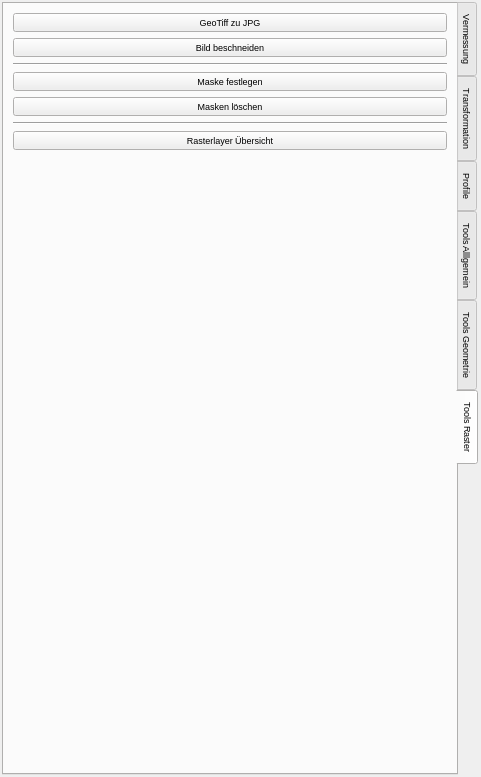
Old version of the form arch_dock/forms/t2g_arch_dockwidget.ui in the repository Landesamt-fuer-Archaeologie-Sachsen/Tachy2GIS_arch.
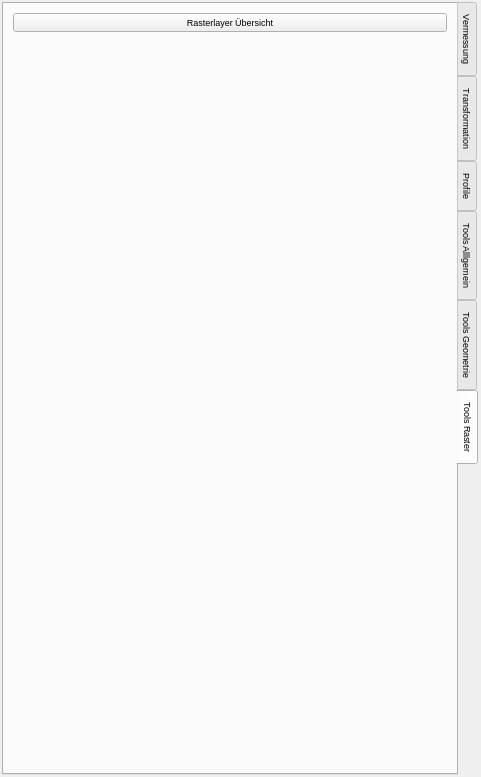
New version of the form. The open tabs and pages were chosen to show the change. Icons and pictures are not drawn. Custom widgets are drawn as their Qt base class.

Commit message: #1632 entferne nicht mehr benötigte Funktionen

The edit to the form file:
```diff
--- a/arch_dock/forms/t2g_arch_dockwidget.ui
+++ b/arch_dock/forms/t2g_arch_dockwidget.ui
@@ -1041,70 +1041,6 @@
           <string>Tools Raster</string>
          </attribute>
          <layout class="QVBoxLayout" name="verticalLayout_8">
-          <item>
-           <widget class="QPushButton" name="btnGtiff2Jpg">
-            <property name="text">
-             <string>GeoTiff zu JPG</string>
-            </property>
-            <property name="icon">
-             <iconset>
-              <normaloff>../Icons/V_Jpg-Tif.gif</normaloff>../Icons/V_Jpg-Tif.gif</iconset>
-            </property>
-            <property name="iconSize">
-             <size>
-              <width>60</width>
-              <height>24</height>
-             </size>
-            </property>
-           </widget>
-          </item>
-          <item>
-           <widget class="QPushButton" name="btnCutRaster">
-            <property name="text">
-             <string>Bild beschneiden</string>
-            </property>
-            <property name="icon">
-             <iconset>
-              <normaloff>../Icons/cut.gif</normaloff>../Icons/cut.gif</iconset>
-            </property>
-           </widget>
-          </item>
-          <item>
-           <widget class="Line" name="line_2">
-            <property name="orientation">
-             <enum>Qt::Horizontal</enum>
-            </property>
-           </widget>
-          </item>
-          <item>
-           <widget class="QPushButton" name="btnCutMask">
-            <property name="text">
-             <string>Maske festlegen</string>
-            </property>
-            <property name="icon">
-             <iconset>
-              <normaloff>../Icons/cutmask.gif</normaloff>../Icons/cutmask.gif</iconset>
-            </property>
-           </widget>
-          </item>
-          <item>
-           <widget class="QPushButton" name="btnDeleteMask">
-            <property name="text">
-             <string>Masken löschen</string>
-            </property>
-            <property name="icon">
-             <iconset>
-              <normaloff>../Icons/cutmaskdel.gif</normaloff>../Icons/cutmaskdel.gif</iconset>
-            </property>
-           </widget>
-          </item>
-          <item>
-           <widget class="Line" name="line_3">
-            <property name="orientation">
-             <enum>Qt::Horizontal</enum>
-            </property>
-           </widget>
-          </item>
           <item>
            <widget class="QPushButton" name="btnOpenOverview">
             <property name="text">
```
The commit also changes 2 other files.
